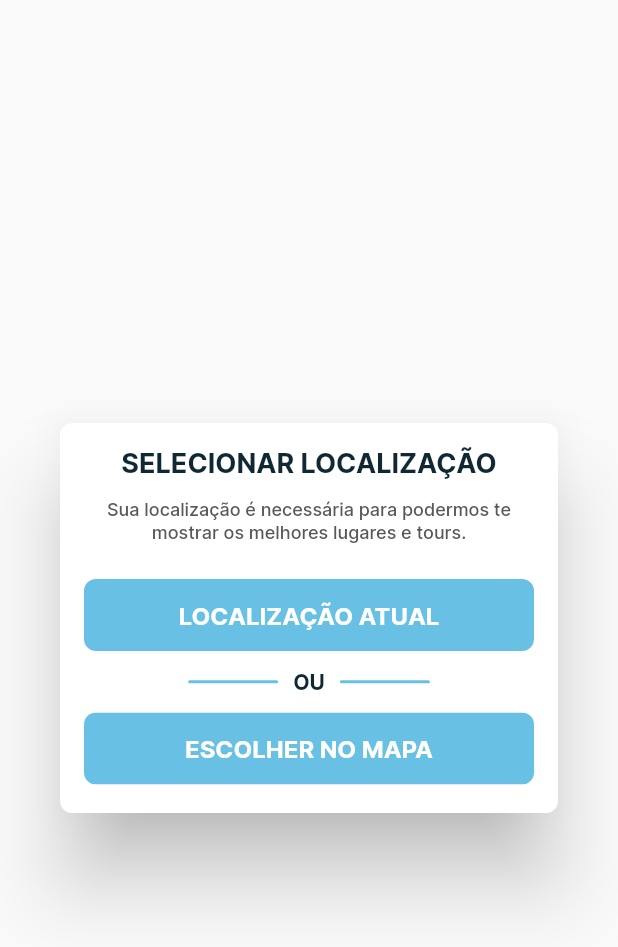
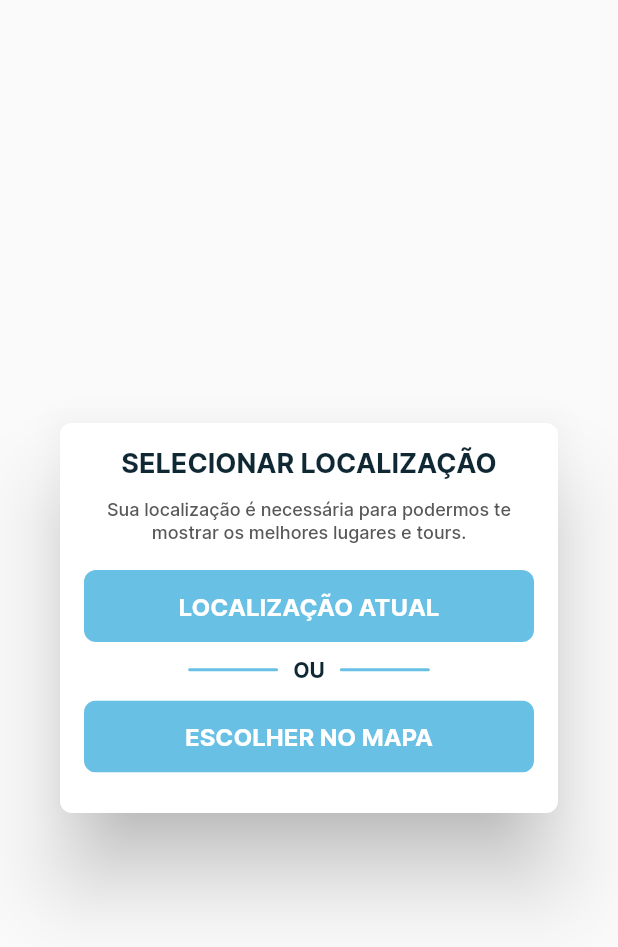
Before and after one commit to Alba-22/engenharia-de-software, a Flutter app: the SelectionLocationDialog widget shown alone on an empty page, opened directly with empty values, on a phone screen of 412 x 824 dp. Shown: the top 947 px of the screen. Run offline on Flutter 3.47's test engine with Material 2 defaults, Android fonts, the light colour scheme and no system bars; our stand-ins replace brasil_fields, dartz, device_preview, dio, email_validator, equatable and 9 more; missing offline and left inert: flutter_map_marker_cluster, ftoast; accounts and stored records are empty.

Commit message:
Add responsive things

```diff
--- a/mobile/lib/app/core/components/dialogs/select_location_dialog.dart
+++ b/mobile/lib/app/core/components/dialogs/select_location_dialog.dart
@@ -59,13 +59,13 @@ class SelectionLocationDialog extends StatelessWidget {
                 fontSize: 12,
               ),
             ),
-            const SizedBox(height: 24),
+            const SizedBox(height: 18),
             CommonButton(
               width: double.infinity,
               text: "LOCALIZAÇÃO ATUAL",
               onTap: onTapCurrentLocation,
             ),
-            const SizedBox(height: 12),
+            const SizedBox(height: 10),
             Row(
               mainAxisAlignment: MainAxisAlignment.center,
               children: [
--- a/mobile/lib/app/modules/login/login_page.dart
+++ b/mobile/lib/app/modules/login/login_page.dart
@@ -42,6 +42,7 @@ class _LoginPageState extends State<LoginPage> {
   @override
   Widget build(BuildContext context) {
     return Scaffold(
+      resizeToAvoidBottomInset: false,
       body: Container(
         height: MediaQuery.of(context).size.height,
         width: MediaQuery.of(context).size.width,
```
